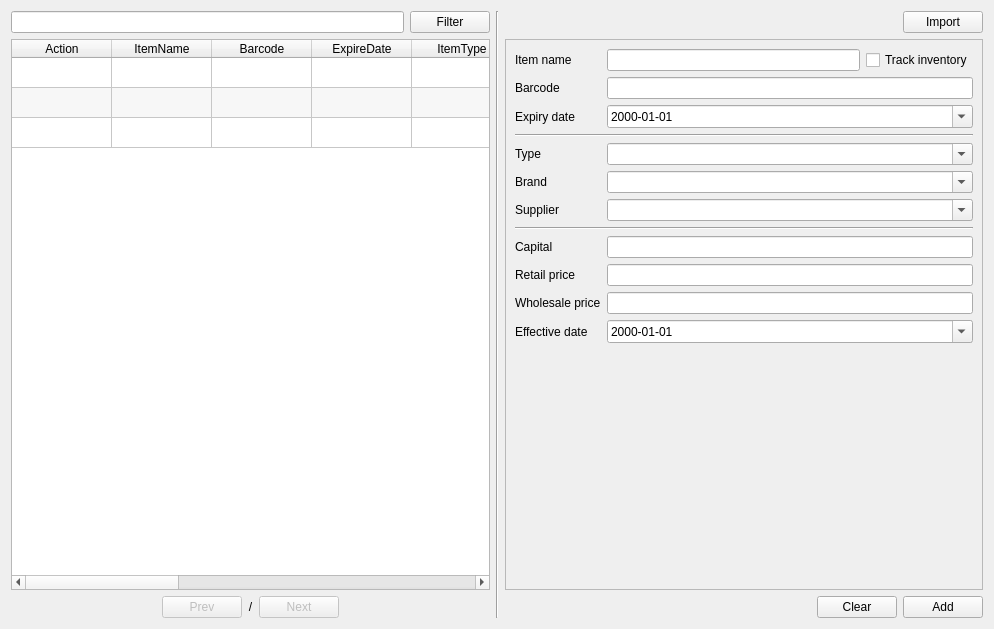
rondalefloyd/mts-pos, file app/views/templates/ManageItem.ui: the form before one commit.
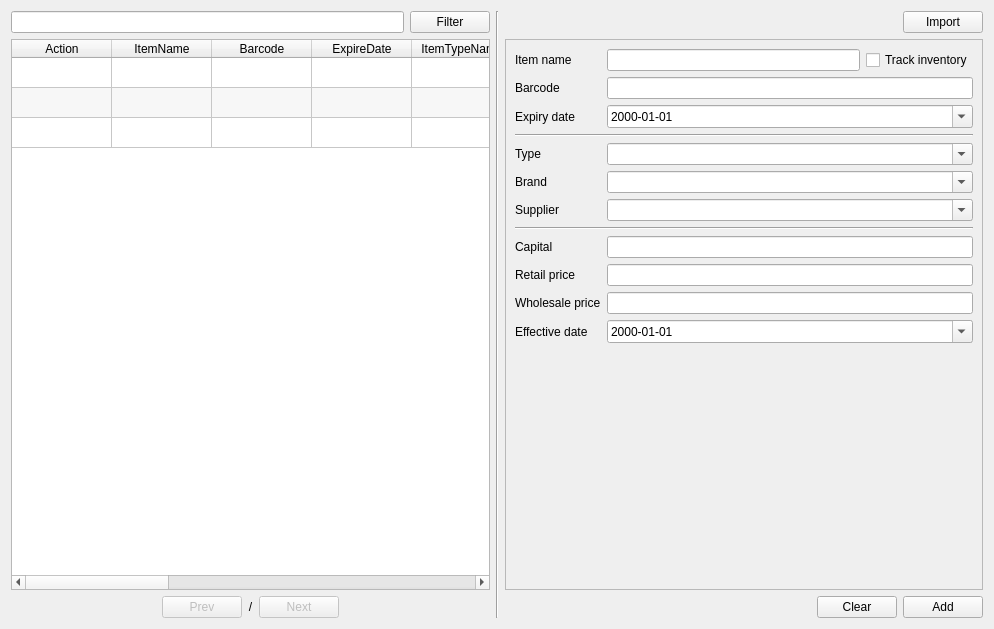
The form after the commit.

Patch:
```diff
--- a/app/views/templates/ManageItem.ui
+++ b/app/views/templates/ManageItem.ui
@@ -93,22 +93,22 @@
        </column>
        <column>
         <property name="text">
-         <string>ItemType</string>
+         <string>ItemTypeName</string>
         </property>
        </column>
        <column>
         <property name="text">
-         <string>Brand</string>
+         <string>BrandName</string>
         </property>
        </column>
        <column>
         <property name="text">
-         <string>Supplier</string>
+         <string>SupplierName</string>
         </property>
        </column>
        <column>
         <property name="text">
-         <string>SalesGroup</string>
+         <string>SalesGroupName</string>
         </property>
        </column>
        <column>
@@ -136,6 +136,11 @@
          <string>PromoName</string>
         </property>
        </column>
+       <column>
+        <property name="text">
+         <string>StockId</string>
+        </property>
+       </column>
        <column>
         <property name="text">
          <string>UpdateTs</string>
```
